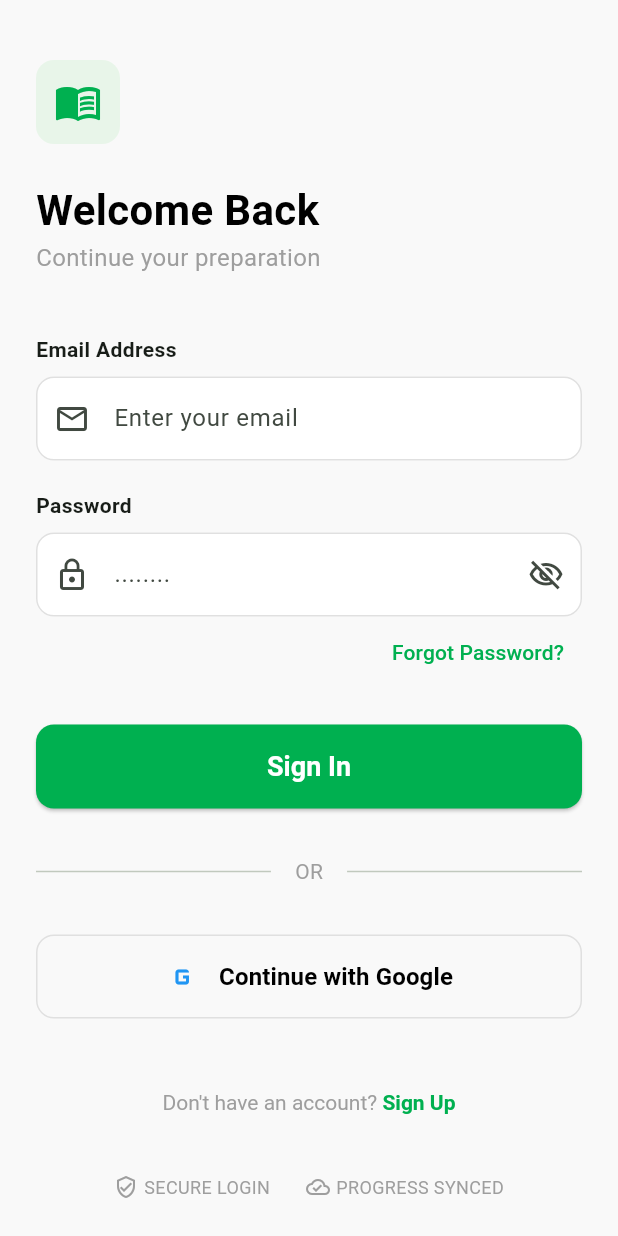
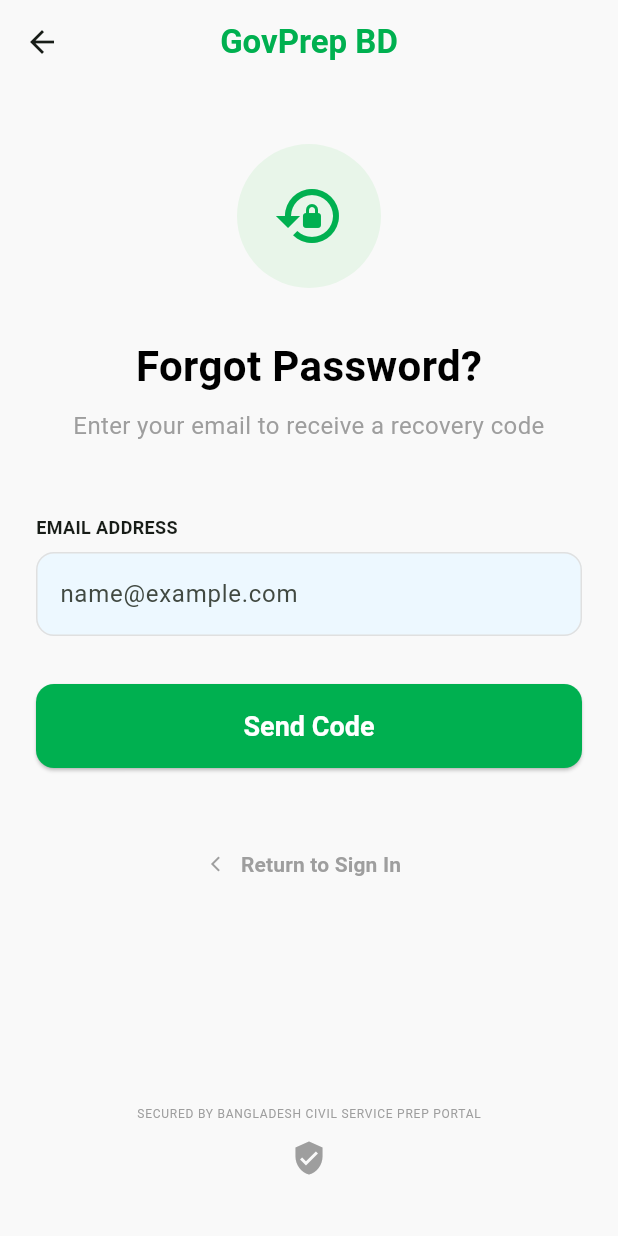
Before and after one commit to Swannhs/ai-education, a Flutter app: the screen it shows after launch, after a tap on "Forgot Password?", on a phone screen of 412 x 824 dp. Run offline on Flutter 3.47's test engine with Material 3 defaults, Android fonts, the phone set to English and light mode, and no system bars.

Commit message:
Implement Sign Up, Forgot Password, and Subject Detail screens

```diff
--- a/practice_mcq_flutter/lib/core/routing/app_router.dart
+++ b/practice_mcq_flutter/lib/core/routing/app_router.dart
@@ -5,17 +5,28 @@
 
 import '../../features/practice/screens/practice_screen.dart';
 
+import '../../features/auth/screens/signup_screen.dart';
+import '../../features/auth/screens/forgot_password_screen.dart';
+
+import '../../features/practice/screens/subject_detail_screen.dart';
+
 class AppRouter {
   static const String splash = '/';
   static const String login = '/login';
+  static const String signup = '/signup';
+  static const String forgotPassword = '/forgot-password';
   static const String home = '/home';
   static const String practice = '/practice';
+  static const String subjectDetail = '/subject-detail';
 
   static Map<String, WidgetBuilder> get routes => {
     splash: (context) => const SplashScreen(),
     login: (context) => const LoginScreen(),
+    signup: (context) => const SignUpScreen(),
+    forgotPassword: (context) => const ForgotPasswordScreen(),
     home: (context) => const HomeScreen(),
     practice: (context) => const PracticeScreen(),
+    subjectDetail: (context) => const SubjectDetailScreen(),
   };
 
   static Route<dynamic> onGenerateRoute(RouteSettings settings) {
@@ -24,10 +35,16 @@
         return MaterialPageRoute(builder: (_) => const SplashScreen());
       case login:
         return MaterialPageRoute(builder: (_) => const LoginScreen());
+      case signup:
+        return MaterialPageRoute(builder: (_) => const SignUpScreen());
+      case forgotPassword:
+        return MaterialPageRoute(builder: (_) => const ForgotPasswordScreen());
       case home:
         return MaterialPageRoute(builder: (_) => const HomeScreen());
       case practice:
         return MaterialPageRoute(builder: (_) => const PracticeScreen());
+      case subjectDetail:
+        return MaterialPageRoute(builder: (_) => const SubjectDetailScreen());
       default:
         return MaterialPageRoute(
           builder: (_) => Scaffold(
--- /dev/null
+++ b/practice_mcq_flutter/lib/features/auth/screens/forgot_password_screen.dart
@@ -0,0 +1,119 @@
+import 'package:flutter/material.dart';
+import '../../../core/theme/app_theme.dart';
+import '../../../shared/widgets/primary_button.dart';
+
+class ForgotPasswordScreen extends StatelessWidget {
+  const ForgotPasswordScreen({super.key});
+
+  @override
+  Widget build(BuildContext context) {
+    return Scaffold(
+      appBar: AppBar(
+        leading: IconButton(
+          icon: const Icon(Icons.arrow_back),
+          onPressed: () => Navigator.pop(context),
+        ),
+        title: const Text(
+          'GovPrep BD',
+          style: TextStyle(color: AppColors.primary, fontWeight: FontWeight.bold),
+        ),
+        centerTitle: true,
+        elevation: 0,
+        backgroundColor: Colors.transparent,
+      ),
+      body: SafeArea(
+        child: Padding(
+          padding: const EdgeInsets.symmetric(horizontal: 24.0, vertical: 40.0),
+          child: Column(
+            crossAxisAlignment: CrossAxisAlignment.center,
+            children: [
+              _buildRecoveryHeader(),
+              const SizedBox(height: 32),
+              const Text(
+                'Forgot Password?',
+                style: TextStyle(fontSize: 28, fontWeight: FontWeight.bold, color: AppColors.textMain),
+              ),
+              const SizedBox(height: 8),
+              const Text(
+                'Enter your email to receive a recovery code',
+                textAlign: TextAlign.center,
+                style: TextStyle(fontSize: 16, color: AppColors.textSecondary),
+              ),
+              const SizedBox(height: 48),
+              _buildLabel('EMAIL ADDRESS'),
+              const TextField(
+                decoration: InputDecoration(
+                  hintText: 'name@example.com',
+                  fillColor: Color(0xFFEDF8FF),
+                ),
+              ),
+              const SizedBox(height: 32),
+              PrimaryButton(
+                text: 'Send Code',
+                onPressed: () {
+                  // TODO: Send code logic
+                },
+              ),
+              const SizedBox(height: 40),
+              _buildReturnToSignIn(context),
+              const Spacer(),
+              _buildSecuredByBadge(),
+            ],
+          ),
+        ),
+      ),
+    );
+  }
+
+  Widget _buildRecoveryHeader() {
+    return Container(
+      padding: const EdgeInsets.all(24),
+      decoration: BoxDecoration(
+        color: const Color(0xFFE8F5E9),
+        shape: BoxShape.circle,
+      ),
+      child: const Icon(
+        Icons.lock_reset,
+        size: 48,
+        color: AppColors.primary,
+      ),
+    );
+  }
+
+  Widget _buildLabel(String text) {
+    return Align(
+      alignment: Alignment.centerLeft,
+      child: Padding(
+        padding: const EdgeInsets.only(bottom: 8.0),
+        child: Text(
+          text,
+          style: const TextStyle(fontWeight: FontWeight.bold, fontSize: 12),
+        ),
+      ),
+    );
+  }
+
+  Widget _buildReturnToSignIn(BuildContext context) {
+    return TextButton.icon(
+      onPressed: () => Navigator.pop(context),
+      icon: const Icon(Icons.arrow_back_ios, size: 12, color: AppColors.textSecondary),
+      label: const Text(
+        'Return to Sign In',
+        style: TextStyle(color: AppColors.textSecondary, fontWeight: FontWeight.bold),
+      ),
+    );
+  }
+
+  Widget _buildSecuredByBadge() {
+    return Column(
+      children: [
+        const Text(
+          'SECURED BY BANGLADESH CIVIL SERVICE PREP PORTAL',
+          style: TextStyle(color: AppColors.textSecondary, fontSize: 8, letterSpacing: 0.5),
+        ),
+        const SizedBox(height: 12),
+        const Icon(Icons.verified_user, color: Colors.grey, size: 24),
+      ],
+    );
+  }
+}
--- a/practice_mcq_flutter/lib/features/auth/screens/login_screen.dart
+++ b/practice_mcq_flutter/lib/features/auth/screens/login_screen.dart
@@ -39,7 +39,13 @@
               const SizedBox(height: 20),
               _buildLabel('Password'),
               _buildPasswordField(),
-              _buildForgotPasswordLink(),
+              Align(
+                alignment: Alignment.centerRight,
+                child: TextButton(
+                  onPressed: () => Navigator.pushNamed(context, AppRouter.forgotPassword),
+                  child: const Text('Forgot Password?', style: TextStyle(color: AppColors.primary)),
+                ),
+              ),
               const SizedBox(height: 24),
               PrimaryButton(
                 text: 'Sign In',
@@ -56,7 +62,28 @@
                 onPressed: () {},
               ),
               const SizedBox(height: 48),
-              _buildSignUpPrompt(),
+              Center(
+                child: RichText(
+                  text: TextSpan(
+                    text: "Don't have an account? ",
+                    style: const TextStyle(color: AppColors.textSecondary),
+                    children: [
+                      WidgetSpan(
+                        child: InkWell(
+                          onTap: () => Navigator.pushNamed(context, AppRouter.signup),
+                          child: const Text(
+                            'Sign Up',
+                            style: TextStyle(
+                              color: AppColors.primary,
+                              fontWeight: FontWeight.bold,
+                            ),
+                          ),
+                        ),
+                      ),
+                    ],
+                  ),
+                ),
+              ),
               const SizedBox(height: 40),
               _buildSecurityBadges(),
             ],
@@ -111,16 +138,6 @@
     );
   }
 
-  Widget _buildForgotPasswordLink() {
-    return Align(
-      alignment: Alignment.centerRight,
-      child: TextButton(
-        onPressed: () {},
-        child: const Text('Forgot Password?', style: TextStyle(color: AppColors.primary)),
-      ),
-    );
-  }
-
   Widget _buildDivider() {
     return const Row(
       children: [
@@ -131,26 +148,6 @@
         ),
         Expanded(child: Divider()),
       ],
-    );
-  }
-
-  Widget _buildSignUpPrompt() {
-    return Center(
-      child: RichText(
-        text: const TextSpan(
-          text: "Don't have an account? ",
-          style: TextStyle(color: AppColors.textSecondary),
-          children: [
-            TextSpan(
-              text: 'Sign Up',
-              style: TextStyle(
-                color: AppColors.primary,
-                fontWeight: FontWeight.bold,
-              ),
-            ),
-          ],
-        ),
-      ),
     );
   }
 
```
Also changed, not shown: practice_mcq_flutter/lib/features/auth/screens/signup_screen.dart (added, +182 -0 lines), practice_mcq_flutter/lib/features/dashboard/screens/home_screen.dart (+8 -5 lines), practice_mcq_flutter/lib/features/practice/screens/subject_detail_screen.dart (added, +190 -0 lines).
